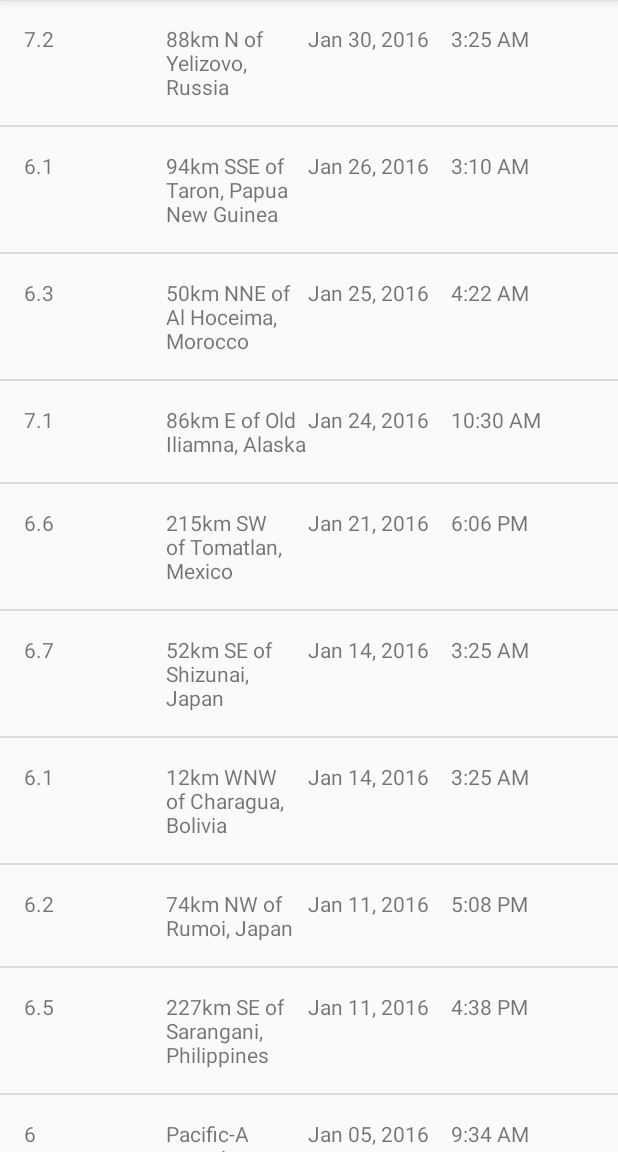
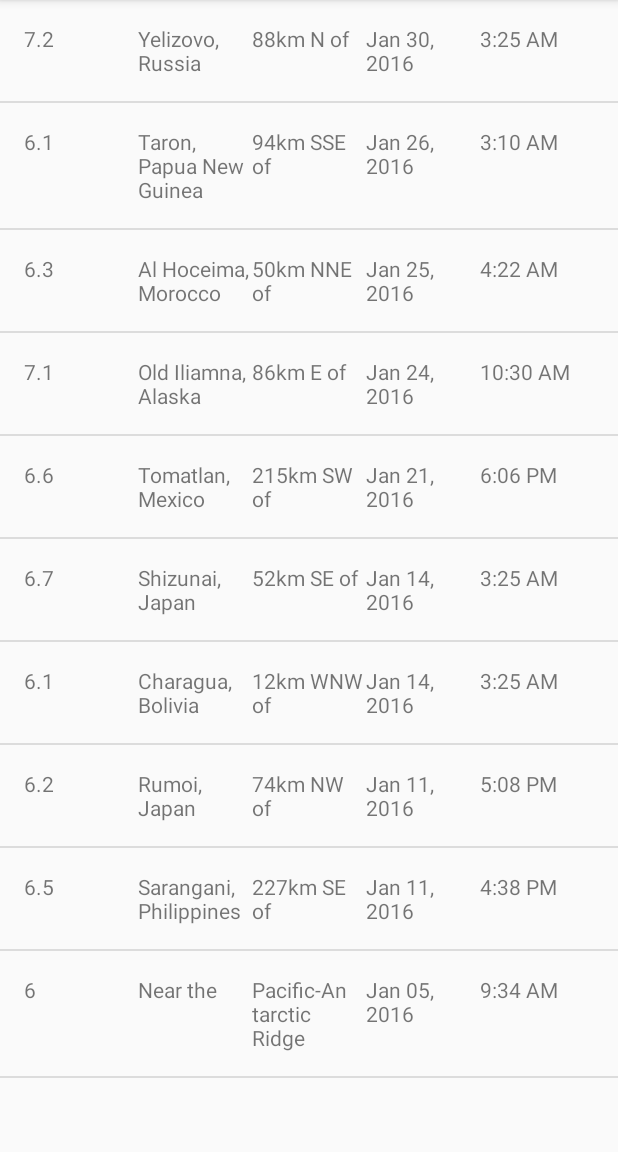
Before and after one commit to linuxbender/QuakeReport, an Android app: the screen it shows after launch (EarthquakeActivity), on a phone screen of 412 x 824 dp, the part 84-1236 px from its top. Run offline under Robolectric (Android 15) with nearby library versions, the phone set to English and light mode, and no system bars.

Commit message:
Format and Impl. Offset and Location values

```diff
--- a/app/src/main/java/com/example/android/quakereport/EarthquakeAdapter.java
+++ b/app/src/main/java/com/example/android/quakereport/EarthquakeAdapter.java
@@ -14,6 +14,8 @@ import java.util.Date;
 import java.util.List;
 
 public class EarthquakeAdapter extends ArrayAdapter<Earthquake> {
+
+    private static final String LOCATION_SEPARATOR = " of ";
 
     public EarthquakeAdapter(@NonNull Context context, @NonNull List<Earthquake> objects) {
         super(context, R.layout.list_item, objects);
@@ -32,15 +34,29 @@ public class EarthquakeAdapter extends ArrayAdapter<Earthquake> {
 
         // get current Item
         final Earthquake earthquake = getItem(position);
+        Date eventDate = new Date(earthquake.getEventDate());
+        String locationData;
+        String offsetData;
 
         TextView magnitudeTextView = (TextView) listItemView.findViewById(R.id.magnitude);
         magnitudeTextView.setText(earthquake.getMagnitude());
 
-        TextView magnitudeTextViewTextView = (TextView) listItemView.findViewById(R.id.eventLocation);
-        magnitudeTextViewTextView.setText(earthquake.getEventLocation());
+        if (earthquake.getEventLocation().contains(LOCATION_SEPARATOR)) {
+            String[] data = earthquake.getEventLocation().split(LOCATION_SEPARATOR, 2);
+            locationData = data[0] + LOCATION_SEPARATOR;
+            offsetData = data[1];
+        } else {
+            locationData = earthquake.getEventLocation();
+            offsetData = getContext().getString(R.string.near_the);
+        }
+
+        TextView eventOffsetTextView = (TextView) listItemView.findViewById(R.id.eventOffset);
+        eventOffsetTextView.setText(offsetData);
+
+        TextView eventLocationTextView = (TextView) listItemView.findViewById(R.id.eventLocation);
+        eventLocationTextView.setText(locationData);
 
         TextView eventDateTextView = (TextView) listItemView.findViewById(R.id.eventDate);
-        Date eventDate = new Date(earthquake.getEventDate());
         eventDateTextView.setText(formatDate(eventDate));
 
         TextView eventTimeTextView = (TextView) listItemView.findViewById(R.id.eventTime);
--- a/app/src/main/res/layout/list_item.xml
+++ b/app/src/main/res/layout/list_item.xml
@@ -13,6 +13,14 @@
         android:layout_weight="1"
         android:text="TextView"
         tools:text="7.2" />
+
+    <TextView
+        android:id="@+id/eventOffset"
+        android:layout_width="0dp"
+        android:layout_height="wrap_content"
+        android:layout_weight="1"
+        android:text="TextView"
+        tools:text="San Francisco, CA" />
 
     <TextView
         android:id="@+id/eventLocation"
--- a/app/src/main/res/values/strings.xml
+++ b/app/src/main/res/values/strings.xml
@@ -15,4 +15,5 @@
 -->
 <resources>
     <string name="app_name">Quake Report</string>
+    <string name="near_the">Near the</string>
 </resources>
```
